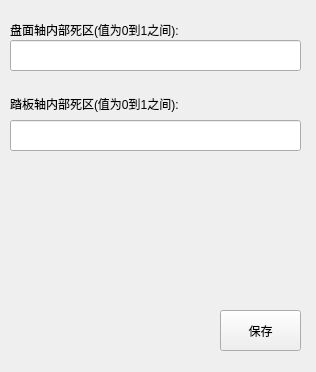
Before: the Qt Designer form deadareasettings.ui in InsistonTan/KeyMappingsTool, drawn with Qt 5.
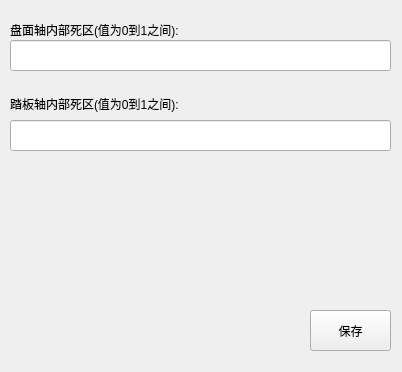
After: the same form once the commit is applied.

Commit message: [update]调整窗口标题和窗口大小

The edit to the form file:
```diff
--- a/deadareasettings.ui
+++ b/deadareasettings.ui
@@ -6,7 +6,7 @@
    <rect>
     <x>0</x>
     <y>0</y>
-    <width>316</width>
+    <width>402</width>
     <height>372</height>
    </rect>
   </property>
@@ -45,7 +45,7 @@
      <rect>
       <x>10</x>
       <y>40</y>
-      <width>291</width>
+      <width>381</width>
       <height>31</height>
      </rect>
     </property>
@@ -55,7 +55,7 @@
      <rect>
       <x>10</x>
       <y>120</y>
-      <width>291</width>
+      <width>381</width>
       <height>31</height>
      </rect>
     </property>
@@ -63,7 +63,7 @@
    <widget class="QPushButton" name="pushButton">
     <property name="geometry">
      <rect>
-      <x>220</x>
+      <x>310</x>
       <y>310</y>
       <width>81</width>
       <height>41</height>
```
The commit also changes 1 other file.
